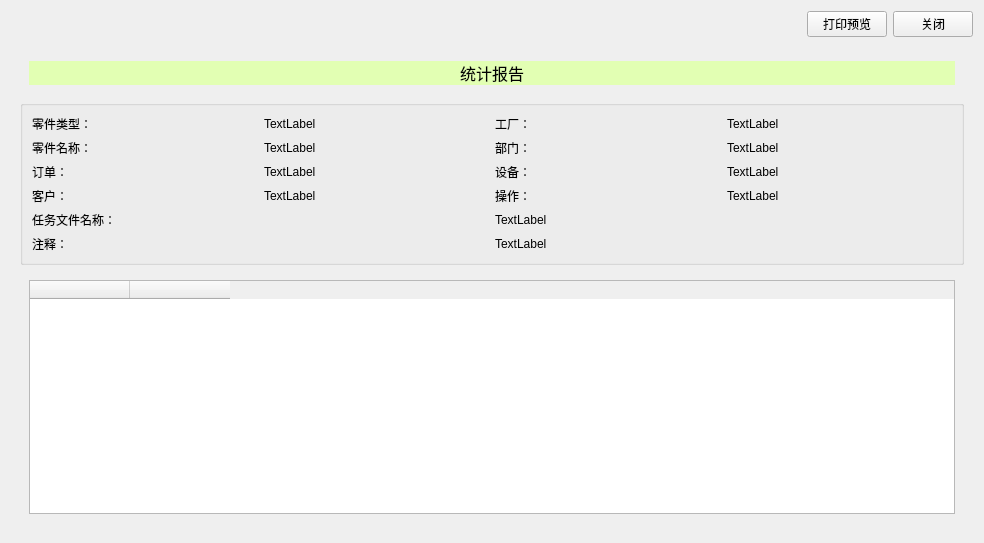
First picture: the form in statistical_report.ui, repository gaogao214/qt_waviness, before the edit.
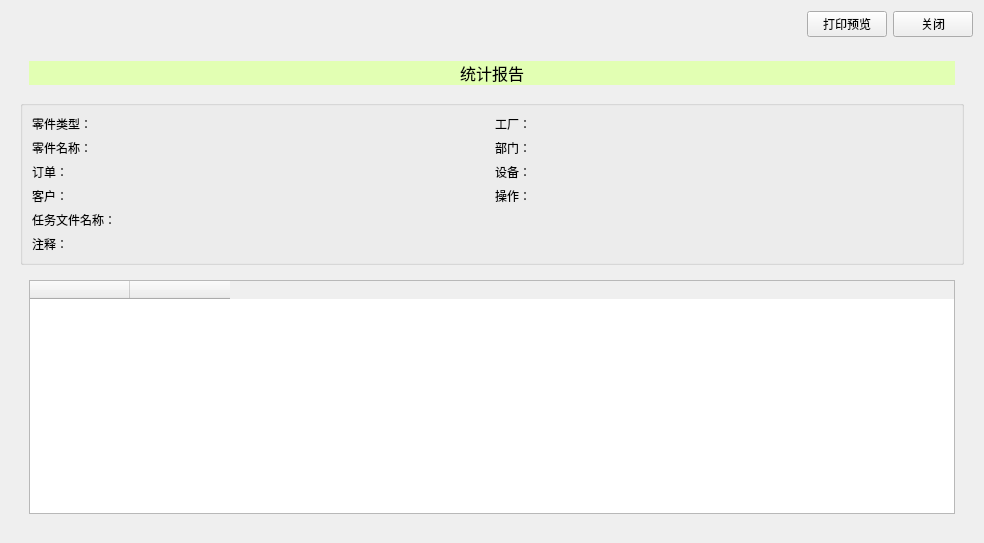
Second picture: the form after the edit.

The edit to the form file:
```diff
--- a/statistical_report.ui
+++ b/statistical_report.ui
@@ -93,7 +93,7 @@
                <item>
                 <widget class="QLabel" name="part_type_label">
                  <property name="text">
-                  <string>TextLabel</string>
+                  <string/>
                  </property>
                 </widget>
                </item>
@@ -111,7 +111,7 @@
                <item>
                 <widget class="QLabel" name="factory_label">
                  <property name="text">
-                  <string>TextLabel</string>
+                  <string/>
                  </property>
                 </widget>
                </item>
@@ -129,7 +129,7 @@
                <item>
                 <widget class="QLabel" name="attribute_label">
                  <property name="text">
-                  <string>TextLabel</string>
+                  <string/>
                  </property>
                 </widget>
                </item>
@@ -147,7 +147,7 @@
                <item>
                 <widget class="QLabel" name="branch_label">
                  <property name="text">
-                  <string>TextLabel</string>
+                  <string/>
                  </property>
                 </widget>
                </item>
@@ -165,7 +165,7 @@
                <item>
                 <widget class="QLabel" name="number_label">
                  <property name="text">
-                  <string>TextLabel</string>
+                  <string/>
                  </property>
                 </widget>
                </item>
@@ -183,7 +183,7 @@
                <item>
                 <widget class="QLabel" name="machine_label">
                  <property name="text">
-                  <string>TextLabel</string>
+                  <string/>
                  </property>
                 </widget>
                </item>
@@ -201,7 +201,7 @@
                <item>
                 <widget class="QLabel" name="order_label">
                  <property name="text">
-                  <string>TextLabel</string>
+                  <string/>
                  </property>
                 </widget>
                </item>
@@ -219,7 +219,7 @@
                <item>
                 <widget class="QLabel" name="operate_label">
                  <property name="text">
-                  <string>TextLabel</string>
+                  <string/>
                  </property>
                 </widget>
                </item>
@@ -241,7 +241,7 @@
                <item>
                 <widget class="QLabel" name="channel_label">
                  <property name="text">
-                  <string>TextLabel</string>
+                  <string/>
                  </property>
                 </widget>
                </item>
@@ -259,7 +259,7 @@
                <item>
                 <widget class="QLabel" name="operator_label">
                  <property name="text">
-                  <string>TextLabel</string>
+                  <string/>
                  </property>
                 </widget>
                </item>
```
